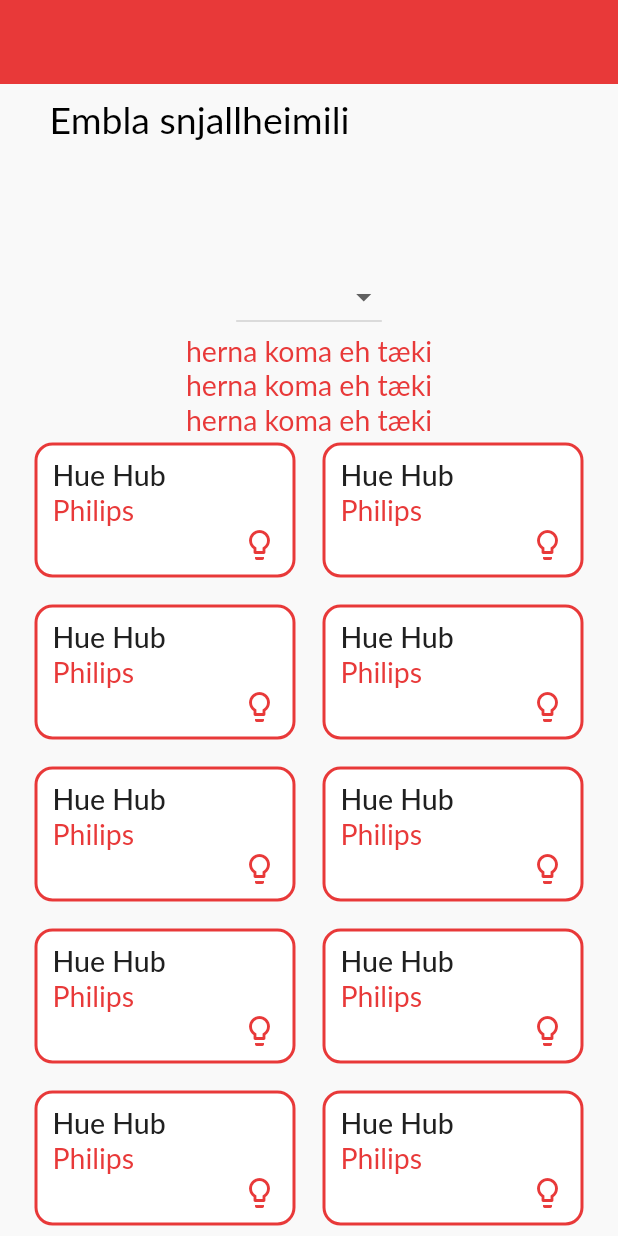
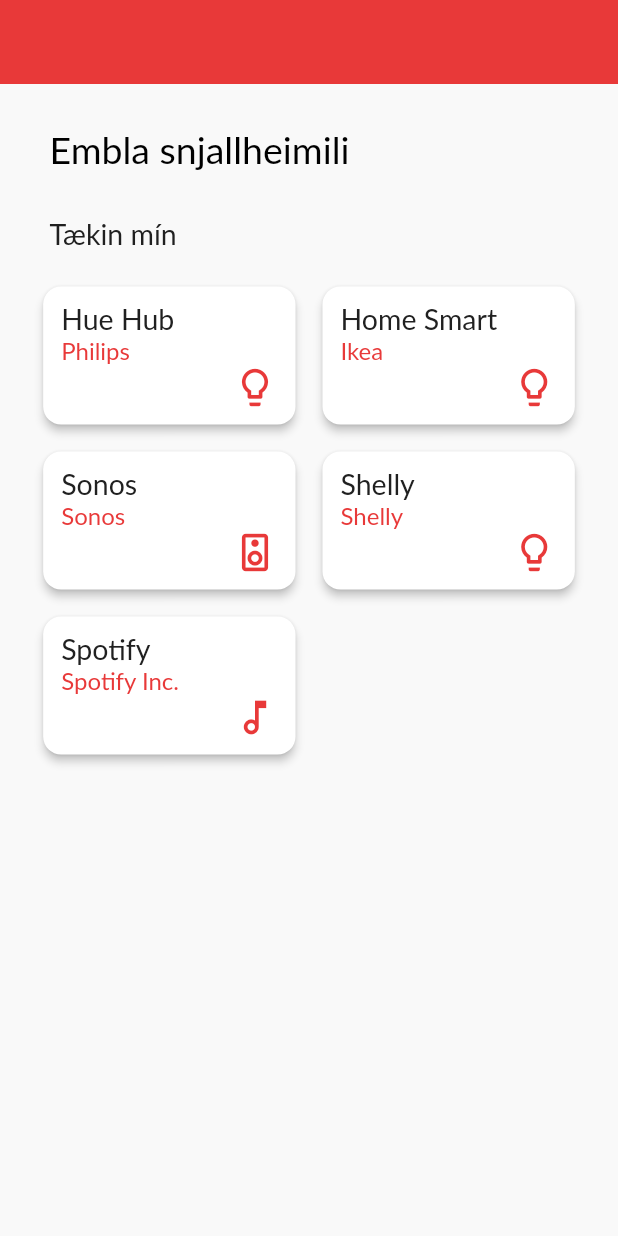
Before and after one commit to johannkarlsson/Embla_Flutter_WIP, a Flutter app: the screen it shows after launch, on a phone screen of 412 x 824 dp. Run offline on Flutter 3.47's test engine with Material 2 defaults, Android fonts, the phone set to English and light mode, and no system bars; our stand-ins replace adaptive_theme; Roboto replaces fonts that are missing (Lato).

Commit message:
Cards can now have specific text

```diff
--- /dev/null
+++ b/lib/connection.dart
@@ -0,0 +1,11 @@
+// @dart=2.9
+// ^ Removes checks for null safety
+import 'package:flutter/material.dart';
+
+class Connection {
+  final String name;
+  final String brand;
+  final Icon icon;
+
+  Connection({this.name, this.brand, this.icon});
+}
--- a/lib/connection_card.dart
+++ b/lib/connection_card.dart
@@ -1,9 +1,15 @@
+// @dart=2.9
+// ^ Removes checks for null safety
 import 'package:flutter/material.dart';
 import 'package:iotembla/common.dart';
-import './theme.dart';
+import './connection.dart';
 
 // TODO: Maybe not stateful?
 class ConnectionCard extends StatefulWidget {
+  final Connection connection;
+
+  const ConnectionCard({Key key, this.connection}) : super(key: key);
+
   @override
   _ConnectionCardState createState() => _ConnectionCardState();
 }
@@ -13,6 +19,11 @@ class _ConnectionCardState extends State<ConnectionCard> {
 
   @override
   Widget build(BuildContext context) {
+    var height = MediaQuery.of(context).size.height;
+    var width = MediaQuery.of(context).size.width;
+    print(width);
+    var cardWidth = (width < 500.0) ? (width * 0.35) : (width * 0.175);
+
     return GestureDetector(
       onTap: () {
         setState(() {
@@ -21,32 +32,25 @@ class _ConnectionCardState extends State<ConnectionCard> {
         dlog("Counter: $counter");
       },
       child: Card(
-        elevation: 0,
-        shape: RoundedRectangleBorder(
-          side: BorderSide(color: Theme.of(context).primaryColor, width: 2),
-          borderRadius: const BorderRadius.all(Radius.circular(12.0)),
-        ),
         child: Padding(
           padding: const EdgeInsets.symmetric(horizontal: 12.0, vertical: 10.0),
           child: SizedBox(
-            width: 150,
+            width: cardWidth,
             child: Column(
                 crossAxisAlignment: CrossAxisAlignment.start,
                 children: <Widget>[
                   Text(
-                    'Hue Hub',
-                    style: Theme.of(context).textTheme.titleLarge,
+                    widget.connection.name,
+                    style: Theme.of(context).textTheme.titleMedium,
                   ),
                   Text(
-                    'Philips',
-                    style: Theme.of(context).textTheme.bodyMedium,
+                    widget.connection.brand,
+
+                    //style: Theme.of(context).textTheme.bodyMedium,
                   ),
                   Container(
                     alignment: Alignment.centerRight,
-                    child: Icon(
-                      Icons.lightbulb_outline_rounded,
-                      color: Theme.of(context).primaryColor,
-                    ),
+                    child: widget.connection.icon,
                   ),
                 ]),
           ),
--- a/lib/main.dart
+++ b/lib/main.dart
@@ -5,6 +5,7 @@ import 'package:adaptive_theme/adaptive_theme.dart';
 import './common.dart';
 import './theme.dart';
 import './connection_card.dart';
+import 'connection.dart';
 
 final standardAppBar = AppBar(
   bottomOpacity: 0.0,
@@ -25,39 +26,88 @@ List<Widget> _iot(BuildContext context) {
   print("Context: , $context");
   return <Widget>[
     Container(
-      margin: const EdgeInsets.only(left: 25.0, bottom: 80.0),
+      margin: const EdgeInsets.only(top: 20.0, left: 25.0, bottom: 30.0),
       child: const Text(
         "Embla snjallheimili",
         style: TextStyle(fontSize: 25.0, color: Colors.black),
       ),
     ),
+    Container(
+      margin: const EdgeInsets.only(left: 25.0, bottom: 20.0),
+      child: Text(
+        'Tækin mín',
+        style: Theme.of(context).textTheme.headline4,
+      ),
+    ),
     Center(
         child: Column(
       children: <Widget>[
-        DropdownButton(
-            items: kDeviceTypes.map<DropdownMenuItem<String>>((String s) {
-              return DropdownMenuItem<String>(value: s, child: Text(s));
-            }).toList(),
-            onChanged: (String val) {
-              dlog(val);
-            }),
-        const Text("herna koma eh tæki"),
-        const Text("herna koma eh tæki"),
-        const Text("herna koma eh tæki"),
+        // DropdownButton(
+        //     items: kDeviceTypes.map<DropdownMenuItem<String>>((String s) {
+        //       return DropdownMenuItem<String>(value: s, child: Text(s));
+        //     }).toList(),
+        //     onChanged: (String val) {
+        //       dlog(val);
+        //     }),
         Wrap(
           spacing: 10.0,
           runSpacing: 10.0,
           children: <Widget>[
-            ConnectionCard(),
-            ConnectionCard(),
-            ConnectionCard(),
-            ConnectionCard(),
-            ConnectionCard(),
-            ConnectionCard(),
-            ConnectionCard(),
-            ConnectionCard(),
-            ConnectionCard(),
-            ConnectionCard(),
+            ConnectionCard(
+              connection: Connection(
+                name: 'Hue Hub',
+                brand: 'Philips',
+                icon: Icon(
+                  Icons.lightbulb_outline_rounded,
+                  color: Theme.of(context).primaryColor,
+                  size: 30.0,
+                ),
+              ),
+            ),
+            ConnectionCard(
+              connection: Connection(
+                name: 'Home Smart',
+                brand: 'Ikea',
+                icon: Icon(
+                  Icons.lightbulb_outline_rounded,
+                  color: Theme.of(context).primaryColor,
+                  size: 30.0, // TODO: Make this dynamic
+                ),
+              ),
+            ),
+            ConnectionCard(
+              connection: Connection(
+                name: 'Sonos',
+                brand: 'Sonos',
+                icon: Icon(
+                  Icons.speaker_outlined,
+                  color: Theme.of(context).primaryColor,
+                  size: 30.0,
+                ),
+              ),
+            ),
+            ConnectionCard(
+              connection: Connection(
+                name: 'Shelly',
+                brand: 'Shelly',
+                icon: Icon(
+                  Icons.lightbulb_outline_rounded,
+                  color: Theme.of(context).primaryColor,
+                  size: 30.0,
+                ),
+              ),
+            ),
+            ConnectionCard(
+              connection: Connection(
+                name: 'Spotify',
+                brand: 'Spotify Inc.',
+                icon: Icon(
+                  Icons.music_note_outlined,
+                  color: Theme.of(context).primaryColor,
+                  size: 30.0,
+                ),
+              ),
+            ),
           ],
         ),
         // TODO: Add widget for filtering connected devices (dropdown?)
--- a/lib/theme.dart
+++ b/lib/theme.dart
@@ -43,7 +43,8 @@ const double defaultFontSize = 19.0;
 const double sessionFontSize = 24.0;
 
 const menuTextStyle = TextStyle(fontSize: defaultFontSize);
-const sessionTextStyle = TextStyle(fontSize: sessionFontSize, fontStyle: FontStyle.italic);
+const sessionTextStyle =
+    TextStyle(fontSize: sessionFontSize, fontStyle: FontStyle.italic);
 
 // Define default (light) app styling and color scheme
 final Color lightMainColor = HexColor.fromHex('#e83939');
@@ -63,14 +64,24 @@ final lightThemeData = ThemeData(
       overline: TextStyle(color: lightTextColor, fontSize: defaultFontSize),
       button: TextStyle(color: lightTextColor, fontSize: defaultFontSize),
       caption: TextStyle(color: lightTextColor, fontSize: defaultFontSize),
-      bodyText1: TextStyle(color: lightMainColor, fontSize: defaultFontSize),
-      bodyText2: TextStyle(color: lightMainColor, fontSize: defaultFontSize),
+      bodyText1: TextStyle(color: lightMainColor, fontSize: 16.0),
+      bodyText2: TextStyle(color: lightMainColor, fontSize: 16.0),
       headline1: TextStyle(color: lightTextColor, fontSize: defaultFontSize),
       headline2: TextStyle(color: lightTextColor, fontSize: defaultFontSize),
       headline3: TextStyle(color: lightTextColor, fontSize: defaultFontSize),
       headline4: TextStyle(color: lightTextColor, fontSize: defaultFontSize),
       headline5: TextStyle(color: lightTextColor, fontSize: defaultFontSize),
       headline6: TextStyle(color: lightTextColor, fontSize: defaultFontSize),
+    ),
+    cardTheme: const CardTheme(
+      elevation: 2.5,
+      shape: RoundedRectangleBorder(
+        // side: BorderSide(
+        //   color: lightMainColor,
+        //   width: 0.4,
+        // ),
+        borderRadius: BorderRadius.all(Radius.circular(12.0)),
+      ),
     ),
     appBarTheme: AppBarTheme(
       color: lightBgColor,
@@ -102,6 +113,16 @@ final darkThemeData = ThemeData(
       headline4: TextStyle(color: darkMainColor, fontSize: defaultFontSize),
       headline5: TextStyle(color: darkMainColor, fontSize: defaultFontSize),
       headline6: TextStyle(color: darkMainColor, fontSize: defaultFontSize),
+    ),
+    cardTheme: const CardTheme(
+      elevation: 2.5,
+      shape: RoundedRectangleBorder(
+        // side: BorderSide(
+        //   color: darkMainColor,
+        //   width: 0.4,
+        // ),
+        borderRadius: BorderRadius.all(Radius.circular(12.0)),
+      ),
     ),
     appBarTheme: AppBarTheme(
       color: darkBgColor,
```
